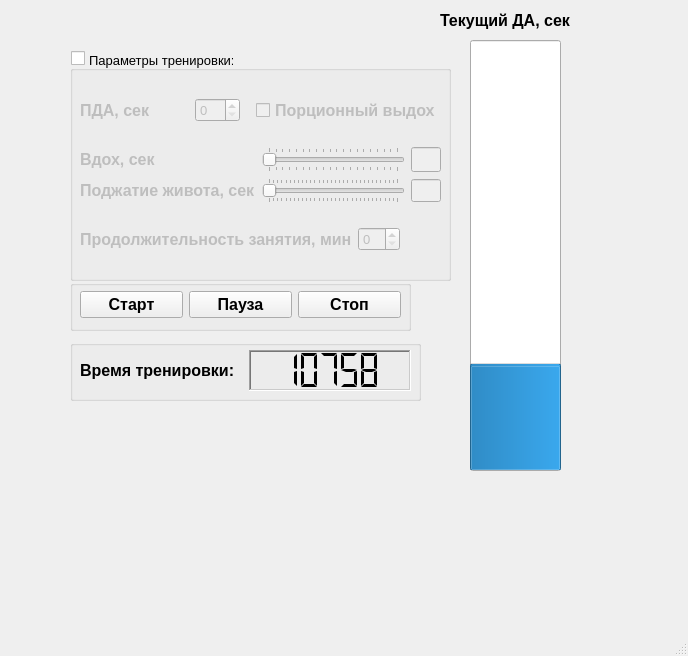
VictorZ08/Endogen, file qt-app/src/mainwindow.ui: the form before one commit.
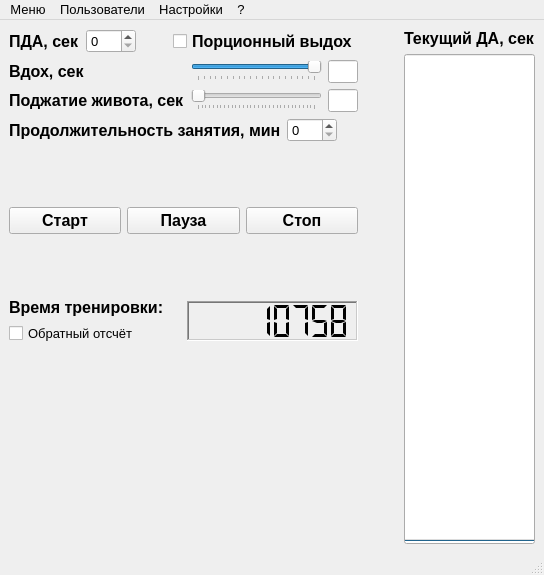
The form after the commit.

The edit to the form file:
```diff
--- a/qt-app/src/mainwindow.ui
+++ b/qt-app/src/mainwindow.ui
@@ -6,10 +6,16 @@
    <rect>
     <x>0</x>
     <y>0</y>
-    <width>688</width>
-    <height>656</height>
+    <width>544</width>
+    <height>575</height>
    </rect>
   </property>
+  <property name="sizePolicy">
+   <sizepolicy hsizetype="Preferred" vsizetype="Preferred">
+    <horstretch>0</horstretch>
+    <verstretch>0</verstretch>
+   </sizepolicy>
+  </property>
   <property name="font">
    <font>
     <pointsize>10</pointsize>
@@ -21,17 +27,49 @@
    <string>MainWindow</string>
   </property>
   <widget class="QWidget" name="centralwidget">
-   <widget class="QProgressBar" name="progressBar">
-    <property name="geometry">
-     <rect>
-      <x>470</x>
-      <y>40</y>
-      <width>91</width>
-      <height>431</height>
-     </rect>
+   <layout class="QGridLayout" name="gridLayout_2">
+    <item row="0" column="1">
+     <spacer name="horizontalSpacer_3">
+      <property name="orientation">
+       <enum>Qt::Horizontal</enum>
+      </property>
+      <property name="sizeType">
+       <enum>QSizePolicy::Fixed</enum>
+      </property>
+      <property name="sizeHint" stdset="0">
+       <size>
+        <width>40</width>
+        <height>20</height>
+       </size>
+      </property>
+     </spacer>
+    </item>
+    <item row="0" column="2">
+     <layout class="QVBoxLayout" name="verticalLayout_3">
+      <item>
+       <widget class="QLabel" name="m_DA_l">
+        <property name="font">
+         <font>
+          <pointsize>12</pointsize>
+          <weight>75</weight>
+          <bold>true</bold>
+         </font>
+        </property>
+        <property name="text">
+         <string>Текущий ДА, сек</string>
+        </property>
+       </widget>
+      </item>
+      <item>
+       <widget class="QProgressBar" name="m_currentDA_pb">
+        <property name="sizePolicy">
+         <sizepolicy hsizetype="Preferred" vsizetype="Expanding">
+          <horstretch>0</horstretch>
+          <verstretch>0</verstretch>
+         </sizepolicy>
     </property>
     <property name="value">
-     <number>24</number>
+         <number>0</number>
     </property>
     <property name="alignment">
      <set>Qt::AlignCenter</set>
@@ -40,181 +78,12 @@
      <enum>Qt::Vertical</enum>
     </property>
    </widget>
-   <widget class="QLabel" name="label_6">
-    <property name="geometry">
-     <rect>
-      <x>440</x>
-      <y>10</y>
-      <width>141</width>
-      <height>20</height>
-     </rect>
-    </property>
-    <property name="font">
-     <font>
-      <pointsize>12</pointsize>
-      <weight>75</weight>
-      <bold>true</bold>
-     </font>
-    </property>
-    <property name="text">
-     <string>Текущий ДА, сек</string>
-    </property>
-   </widget>
-   <widget class="QGroupBox" name="groupBox">
-    <property name="geometry">
-     <rect>
-      <x>70</x>
-      <y>340</y>
-      <width>351</width>
-      <height>61</height>
-     </rect>
-    </property>
-    <property name="title">
-     <string/>
-    </property>
-    <widget class="QWidget" name="">
-     <property name="geometry">
-      <rect>
-       <x>10</x>
-       <y>10</y>
-       <width>331</width>
-       <height>41</height>
-      </rect>
-     </property>
-     <layout class="QHBoxLayout" name="horizontalLayout_2">
-      <item>
-       <widget class="QLabel" name="label">
-        <property name="font">
-         <font>
-          <pointsize>12</pointsize>
-          <weight>75</weight>
-          <bold>true</bold>
-         </font>
-        </property>
-        <property name="text">
-         <string>Время тренировки:</string>
-        </property>
-       </widget>
       </item>
-      <item>
-       <widget class="QLCDNumber" name="lcdNumber">
-        <property name="frameShape">
-         <enum>QFrame::WinPanel</enum>
-        </property>
-        <property name="frameShadow">
-         <enum>QFrame::Sunken</enum>
-        </property>
-        <property name="segmentStyle">
-         <enum>QLCDNumber::Flat</enum>
-        </property>
-        <property name="intValue" stdset="0">
-         <number>10758</number>
-        </property>
-       </widget>
-      </item>
      </layout>
-    </widget>
-   </widget>
-   <widget class="QGroupBox" name="groupBox_2">
-    <property name="geometry">
-     <rect>
-      <x>70</x>
-      <y>280</y>
-      <width>341</width>
-      <height>51</height>
-     </rect>
-    </property>
-    <property name="title">
-     <string/>
-    </property>
-    <widget class="QWidget" name="">
-     <property name="geometry">
-      <rect>
-       <x>10</x>
-       <y>10</y>
-       <width>321</width>
-       <height>29</height>
-      </rect>
-     </property>
-     <layout class="QHBoxLayout" name="horizontalLayout">
-      <item>
-       <widget class="QPushButton" name="pushButton">
-        <property name="font">
-         <font>
-          <pointsize>12</pointsize>
-          <weight>75</weight>
-          <bold>true</bold>
-         </font>
-        </property>
-        <property name="text">
-         <string>Старт</string>
-        </property>
-       </widget>
-      </item>
+    </item>
+    <item row="0" column="0">
+     <layout class="QVBoxLayout" name="verticalLayout_2">
       <item>
-       <widget class="QPushButton" name="pushButton_2">
-        <property name="font">
-         <font>
-          <pointsize>12</pointsize>
-          <weight>75</weight>
-          <bold>true</bold>
-         </font>
-        </property>
-        <property name="text">
-         <string>Пауза</string>
-        </property>
-       </widget>
-      </item>
-      <item>
-       <widget class="QPushButton" name="pushButton_3">
-        <property name="font">
-         <font>
-          <pointsize>12</pointsize>
-          <weight>75</weight>
-          <bold>true</bold>
-         </font>
-        </property>
-        <property name="text">
-         <string>Стоп</string>
-        </property>
-       </widget>
-      </item>
-     </layout>
-    </widget>
-   </widget>
-   <widget class="QGroupBox" name="groupBox_3">
-    <property name="geometry">
-     <rect>
-      <x>70</x>
-      <y>50</y>
-      <width>381</width>
-      <height>231</height>
-     </rect>
-    </property>
-    <property name="title">
-     <string>Параметры тренировки:</string>
-    </property>
-    <property name="alignment">
-     <set>Qt::AlignBottom|Qt::AlignJustify</set>
-    </property>
-    <property name="flat">
-     <bool>false</bool>
-    </property>
-    <property name="checkable">
-     <bool>true</bool>
-    </property>
-    <property name="checked">
-     <bool>false</bool>
-    </property>
-    <widget class="QWidget" name="">
-     <property name="geometry">
-      <rect>
-       <x>10</x>
-       <y>30</y>
-       <width>361</width>
-       <height>191</height>
-      </rect>
-     </property>
      <layout class="QVBoxLayout" name="verticalLayout">
       <item>
        <layout class="QHBoxLayout" name="horizontalLayout_3">
@@ -235,7 +104,7 @@
         <item>
          <widget class="QSpinBox" name="spinBox">
           <property name="enabled">
-           <bool>false</bool>
+             <bool>true</bool>
           </property>
           <property name="sizePolicy">
            <sizepolicy hsizetype="Minimum" vsizetype="Fixed">
@@ -245,13 +114,13 @@
           </property>
           <property name="minimumSize">
            <size>
-            <width>45</width>
+              <width>50</width>
             <height>0</height>
            </size>
           </property>
           <property name="maximumSize">
            <size>
-            <width>45</width>
+              <width>50</width>
             <height>16777215</height>
            </size>
           </property>
@@ -266,11 +135,11 @@
            <enum>Qt::Horizontal</enum>
           </property>
           <property name="sizeType">
-           <enum>QSizePolicy::Preferred</enum>
+             <enum>QSizePolicy::Expanding</enum>
           </property>
           <property name="sizeHint" stdset="0">
            <size>
-            <width>10</width>
+              <width>50</width>
             <height>20</height>
            </size>
           </property>
@@ -345,7 +214,7 @@
            <enum>Qt::Horizontal</enum>
           </property>
           <property name="tickPosition">
-           <enum>QSlider::TicksBothSides</enum>
+             <enum>QSlider::TicksBelow</enum>
           </property>
           <property name="tickInterval">
            <number>1</number>
@@ -355,14 +224,17 @@
         <item row="0" column="1">
          <widget class="QSlider" name="horizontalSlider">
           <property name="minimum">
-           <number>1</number>
+             <number>10</number>
           </property>
           <property name="maximum">
-           <number>20</number>
+             <number>30</number>
           </property>
           <property name="pageStep">
            <number>1</number>
           </property>
+            <property name="sliderPosition">
+             <number>30</number>
+            </property>
           <property name="tracking">
            <bool>true</bool>
           </property>
@@ -376,7 +248,7 @@
            <bool>false</bool>
           </property>
           <property name="tickPosition">
-           <enum>QSlider::TicksBothSides</enum>
+             <enum>QSlider::TicksBelow</enum>
           </property>
           <property name="tickInterval">
            <number>1</number>
@@ -429,7 +301,23 @@
          </widget>
         </item>
         <item>
-         <widget class="QSpinBox" name="spinBox_2"/>
+           <widget class="QSpinBox" name="m_durationLesson_sb">
+            <property name="minimumSize">
+             <size>
+              <width>50</width>
+              <height>0</height>
+             </size>
+            </property>
+            <property name="maximumSize">
+             <size>
+              <width>50</width>
+              <height>16777215</height>
+             </size>
+            </property>
+            <property name="readOnly">
+             <bool>false</bool>
+            </property>
+           </widget>
         </item>
         <item>
          <spacer name="horizontalSpacer_2">
@@ -447,18 +335,222 @@
        </layout>
       </item>
      </layout>
-    </widget>
-   </widget>
+      </item>
+      <item>
+       <spacer name="verticalSpacer">
+        <property name="orientation">
+         <enum>Qt::Vertical</enum>
+        </property>
+        <property name="sizeType">
+         <enum>QSizePolicy::Expanding</enum>
+        </property>
+        <property name="sizeHint" stdset="0">
+         <size>
+          <width>10</width>
+          <height>40</height>
+         </size>
+        </property>
+       </spacer>
+      </item>
+      <item>
+       <layout class="QHBoxLayout" name="horizontalLayout">
+        <item>
+         <widget class="QPushButton" name="m_start_pb">
+          <property name="font">
+           <font>
+            <pointsize>12</pointsize>
+            <weight>75</weight>
+            <bold>true</bold>
+           </font>
+          </property>
+          <property name="text">
+           <string>Старт</string>
+          </property>
+         </widget>
+        </item>
+        <item>
+         <widget class="QPushButton" name="m_pause_pb">
+          <property name="font">
+           <font>
+            <pointsize>12</pointsize>
+            <weight>75</weight>
+            <bold>true</bold>
+           </font>
+          </property>
+          <property name="text">
+           <string>Пауза</string>
+          </property>
+         </widget>
+        </item>
+        <item>
+         <widget class="QPushButton" name="m_stop_pb">
+          <property name="font">
+           <font>
+            <pointsize>12</pointsize>
+            <weight>75</weight>
+            <bold>true</bold>
+           </font>
+          </property>
+          <property name="text">
+           <string>Стоп</string>
+          </property>
+         </widget>
+        </item>
+       </layout>
+      </item>
+      <item>
+       <spacer name="verticalSpacer_2">
+        <property name="orientation">
+         <enum>Qt::Vertical</enum>
+        </property>
+        <property name="sizeType">
+         <enum>QSizePolicy::Expanding</enum>
+        </property>
+        <property name="sizeHint" stdset="0">
+         <size>
+          <width>20</width>
+          <height>10</height>
+         </size>
+        </property>
+       </spacer>
+      </item>
+      <item>
+       <layout class="QHBoxLayout" name="horizontalLayout_2">
+        <property name="spacing">
+         <number>6</number>
+        </property>
+        <item>
+         <layout class="QVBoxLayout" name="verticalLayout_4">
+          <item>
+           <widget class="QLabel" name="m_timeWorkout_l">
+            <property name="font">
+             <font>
+              <pointsize>12</pointsize>
+              <weight>75</weight>
+              <bold>true</bold>
+             </font>
+            </property>
+            <property name="text">
+             <string>Время тренировки:</string>
+            </property>
+           </widget>
+          </item>
+          <item>
+           <widget class="QCheckBox" name="m_countdown_cb">
+            <property name="text">
+             <string>Обратный отсчёт</string>
+            </property>
+            <property name="checkable">
+             <bool>true</bool>
+            </property>
+            <property name="autoRepeat">
+             <bool>false</bool>
+            </property>
+            <property name="autoExclusive">
+             <bool>false</bool>
+            </property>
+            <property name="tristate">
+             <bool>false</bool>
+            </property>
+           </widget>
+          </item>
+         </layout>
+        </item>
+        <item>
+         <widget class="QLCDNumber" name="m_timeWorkout_lcdN">
+          <property name="sizePolicy">
+           <sizepolicy hsizetype="Minimum" vsizetype="Fixed">
+            <horstretch>0</horstretch>
+            <verstretch>0</verstretch>
+           </sizepolicy>
+          </property>
+          <property name="minimumSize">
+           <size>
+            <width>0</width>
+            <height>40</height>
+           </size>
+          </property>
+          <property name="frameShape">
+           <enum>QFrame::WinPanel</enum>
+          </property>
+          <property name="frameShadow">
+           <enum>QFrame::Sunken</enum>
+          </property>
+          <property name="digitCount">
+           <number>8</number>
+          </property>
+          <property name="segmentStyle">
+           <enum>QLCDNumber::Flat</enum>
+          </property>
+          <property name="intValue" stdset="0">
+           <number>10758</number>
+          </property>
+         </widget>
+        </item>
+       </layout>
+      </item>
+      <item>
+       <spacer name="verticalSpacer_3">
+        <property name="orientation">
+         <enum>Qt::Vertical</enum>
+        </property>
+        <property name="sizeType">
+         <enum>QSizePolicy::Expanding</enum>
+        </property>
+        <property name="sizeHint" stdset="0">
+         <size>
+          <width>20</width>
+          <height>200</height>
+         </size>
+        </property>
+       </spacer>
+      </item>
+     </layout>
+    </item>
+   </layout>
   </widget>
   <widget class="QMenuBar" name="menubar">
    <property name="geometry">
     <rect>
      <x>0</x>
      <y>0</y>
-     <width>688</width>
+     <width>544</width>
      <height>21</height>
     </rect>
    </property>
+   <widget class="QMenu" name="menu">
+    <property name="title">
+     <string>Меню</string>
+    </property>
+    <addaction name="separator"/>
+    <addaction name="action_3"/>
+   </widget>
+   <widget class="QMenu" name="menu_2">
+    <property name="title">
+     <string>Настройки</string>
+    </property>
+    <addaction name="action_5"/>
+   </widget>
+   <widget class="QMenu" name="menu_3">
+    <property name="title">
+     <string>?</string>
+    </property>
+    <addaction name="action_6"/>
+    <addaction name="action_7"/>
+   </widget>
+   <widget class="QMenu" name="menu_4">
+    <property name="title">
+     <string>Пользователи</string>
+    </property>
+    <addaction name="action_8"/>
+    <addaction name="action_9"/>
+    <addaction name="action_10"/>
+    <addaction name="action_11"/>
+   </widget>
+   <addaction name="menu"/>
+   <addaction name="menu_4"/>
+   <addaction name="menu_2"/>
+   <addaction name="menu_3"/>
   </widget>
   <widget class="QStatusBar" name="statusbar"/>
  </widget>
```
Left out of the diff: 91 changed lines with no effect on the pictures. Lines whose indentation alone changed are shown as unchanged.
